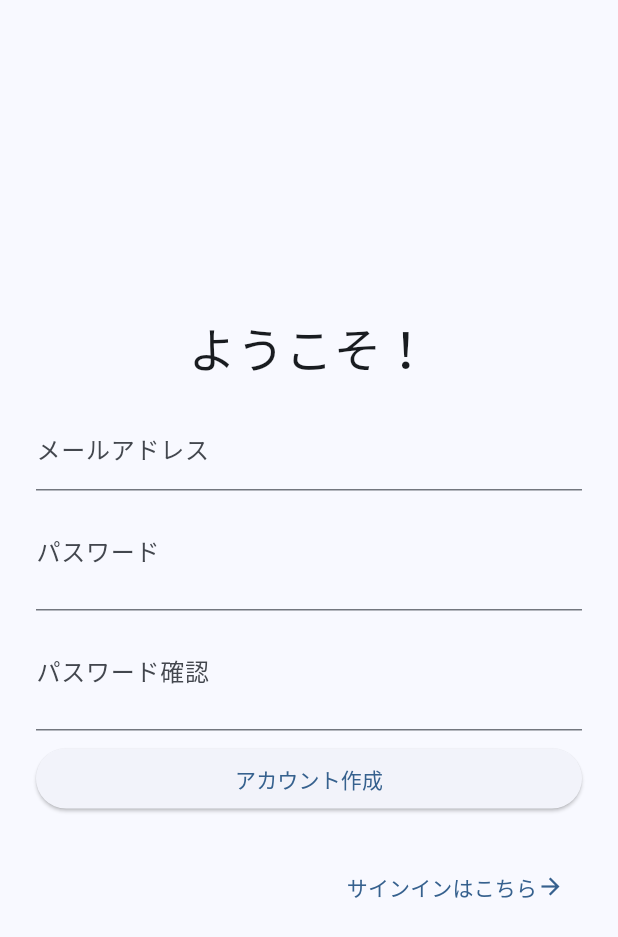
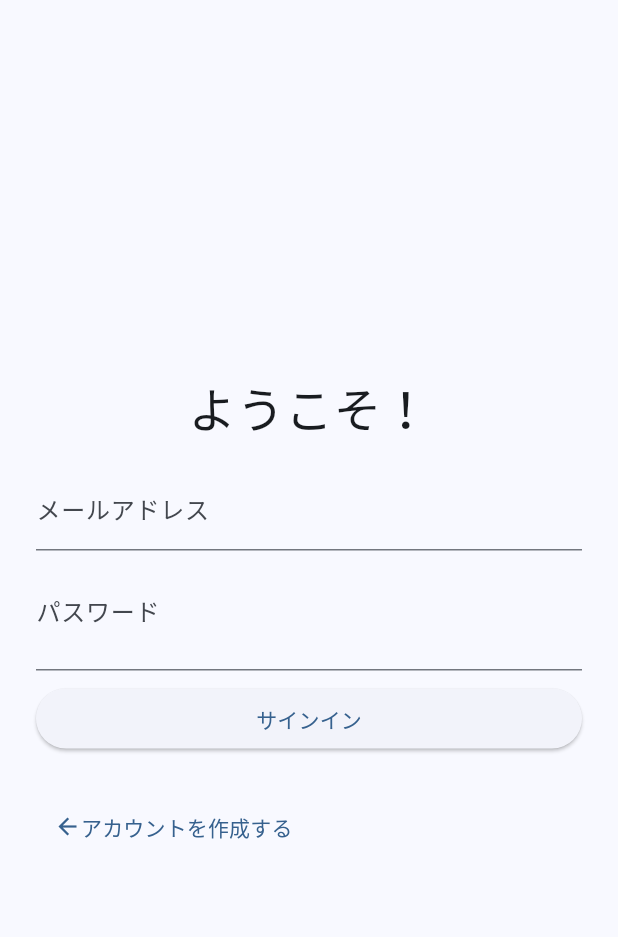
Before and after one commit to HarumaIto/prect_app, a Flutter app: the screen it shows after launch, on a phone screen of 412 x 824 dp. Shown: the top 937 px of the screen. Run offline on Flutter 3.47's test engine with Material 3 defaults, Android fonts, the light colour scheme and no system bars; our stand-ins replace dio, easy_stepper, firebase_core, firebase_messaging, flutter_riverpod, freezed_annotation and 7 more; missing offline and left inert: mongo_dart, network_info_plus, wifi_scan; accounts and stored records are empty.

Commit message:
update アプリ立ち上げ時に表示されるページをログインに変更

```diff
--- a/lib/app.dart
+++ b/lib/app.dart
@@ -1,10 +1,10 @@
+import 'package:prect/ui/user/sign_in_page.dart';
 import 'package:prect/ui/user/state/sign_in_page_ui_state.dart';
 import 'package:flutter/material.dart';
 import 'package:hooks_riverpod/hooks_riverpod.dart';
 
 import 'data/repository/preferences_repository.dart';
 import 'ui/main/main_page.dart';
-import 'ui/user/account_create_page.dart';
 
 final myAppUiStateProvider = FutureProvider.autoDispose<bool>((ref) async {
   final prefRepository = ref.watch(preferencesRepositoryProvider);
@@ -22,7 +22,7 @@ final myAppUiStateProvider = FutureProvider.autoDispose<bool>((ref) async {
 });
 
 class MyApp extends HookConsumerWidget {
-  MyApp({Key? key,}) : super(key: key);
+  const MyApp({Key? key,}) : super(key: key);
 
   @override
   Widget build(BuildContext context, WidgetRef ref) {
@@ -38,14 +38,16 @@ class MyApp extends HookConsumerWidget {
       home: uiState.when(
         data: (value) {
           if (value) {
-            return MainPage();
+            return const MainPage();
           }
-          else return AccountCreatePage();
+          else {
+            return SingInPage();
+          }
         },
         error: (error, stack) => Center(
           child: Text('エラーが発生しました\napp.dart\n${error.toString()}'),
         ),
-        loading: () => SizedBox(),
+        loading: () => const SizedBox(),
       ),
     );
   }
--- a/lib/ui/user/account_create_page.dart
+++ b/lib/ui/user/account_create_page.dart
@@ -1,17 +1,18 @@
 import 'package:flutter/material.dart';
-import 'package:flutter_riverpod/flutter_riverpod.dart';
+import 'package:hooks_riverpod/hooks_riverpod.dart';
 import 'package:prect/ui/main/main_page.dart';
 import 'package:prect/ui/user/state/account_create_page_ui_state.dart';
 
 import 'sign_in_page.dart';
 
 class AccountCreatePage extends ConsumerWidget {
+  const AccountCreatePage({super.key});
 
   void _transitionMainPage(BuildContext context) {
     // 画面遷移 + ログイン画面を廃棄
     Navigator.of(context).pushReplacement(
         MaterialPageRoute(builder: (context) {
-          return MainPage();
+          return const MainPage();
         })
     );
   }
@@ -28,11 +29,11 @@ class AccountCreatePage extends ConsumerWidget {
             child: Column(
               mainAxisAlignment: MainAxisAlignment.center,
               children: [
-                Text(
+                const Text(
                   'ようこそ！',
                   style: TextStyle(fontSize: 32),
                 ),
-                SizedBox(height: 16,),
+                const SizedBox(height: 16,),
                 Form(
                   child: Column(
                     children: [
@@ -104,10 +105,10 @@ class AccountCreatePage extends ConsumerWidget {
                           })
                       );
                     },
-                    child: Row(
+                    child: const Row(
                       children: [
                         Spacer(),
-                        const Text('サインインはこちら'),
+                        Text('サインインはこちら'),
                         Icon(Icons.arrow_forward_outlined),
                       ],
                     ),
--- a/lib/ui/user/state/sign_in_page_ui_state.dart
+++ b/lib/ui/user/state/sign_in_page_ui_state.dart
@@ -37,7 +37,7 @@ class SignInPageStateNotifier extends StateNotifier<SignInPageUiState> {
   }
 
   Future logIn() async {
-     await state.authenticationUseCase.onLogIn(
+    await state.authenticationUseCase.onLogIn(
         state.email,
         state.password
     );
```
